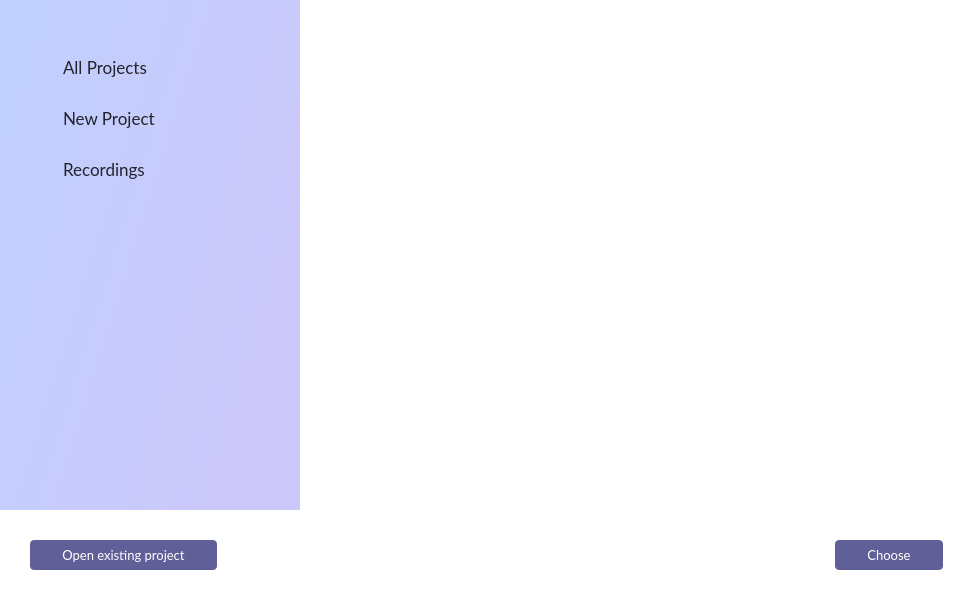
Old version of the form Qt/WelcomeWindow.ui in the repository sword1202/trainerApp.
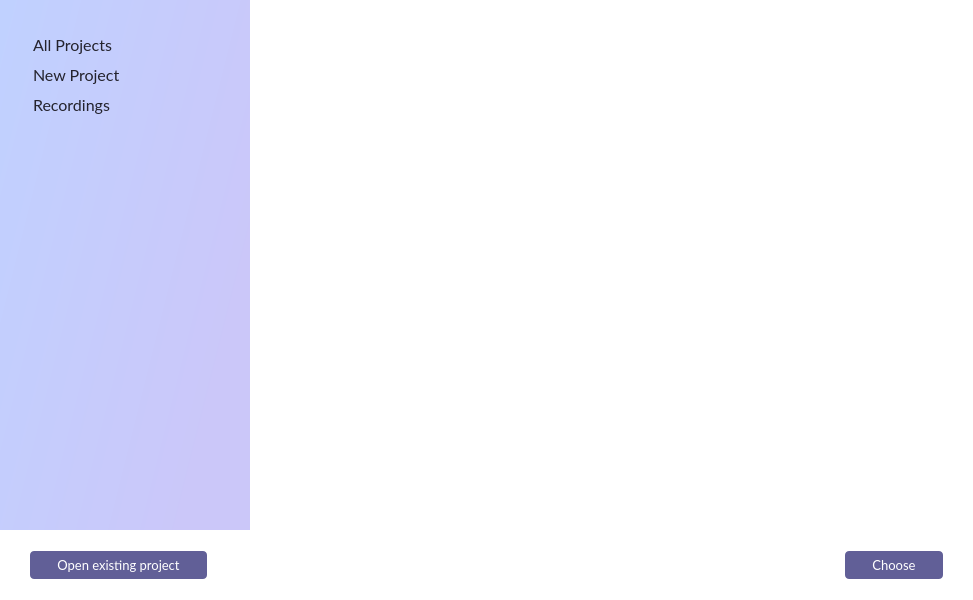
New version of the form. Icons and pictures are not drawn.

What changed in the file:
```diff
--- a/Qt/WelcomeWindow.ui
+++ b/Qt/WelcomeWindow.ui
@@ -47,14 +47,14 @@
       <widget class="QListWidget" name="leftListWidget">
        <property name="maximumSize">
         <size>
-         <width>300</width>
+         <width>250</width>
          <height>16777215</height>
         </size>
        </property>
        <property name="font">
         <font>
          <family>Lato</family>
-         <pointsize>13</pointsize>
+         <pointsize>12</pointsize>
          <weight>50</weight>
          <bold>false</bold>
         </font>
@@ -64,15 +64,15 @@
 	background-color: qlineargradient(spread:pad, x1:1, y1:0.527955, x2:0.006, y2:0, stop:0 rgba(203, 199, 249, 255), stop:1 rgba(192, 209, 255, 255));
 	border: none;
 	spacing: 0px;
-	padding-top: 42
+	padding-top: 30px;
 }
 
 QListWidget::item {
 	border: 0px;
 	color: rgb(36, 35, 45);
-	padding-left: 35px;
-	padding-top: 15px;
-	padding-bottom: 15px;
+	padding-left: 20px;
+	padding-top: 5px;
+	padding-bottom: 5px;
 }
 
 QListWidget::item:hover {
@@ -85,7 +85,7 @@
 }
 
 QListView::text {
-    left: 25px;
+    left: 10px;
 }</string>
        </property>
        <property name="tabKeyNavigation">
@@ -93,10 +93,13 @@
        </property>
        <property name="iconSize">
         <size>
-         <width>70</width>
-         <height>70</height>
+         <width>50</width>
+         <height>50</height>
         </size>
        </property>
+       <property name="currentRow">
+        <number>-1</number>
+       </property>
        <item>
         <property name="text">
          <string>All Projects</string>
@@ -135,7 +138,7 @@
           <number>8</number>
          </property>
          <property name="topMargin">
-          <number>29</number>
+          <number>18</number>
          </property>
          <property name="rightMargin">
           <number>0</number>
@@ -248,7 +251,7 @@
       <property name="maximumSize">
        <size>
         <width>16777215</width>
-        <height>90</height>
+        <height>70</height>
        </size>
       </property>
       <layout class="QHBoxLayout" name="bottomLayout" stretch="0,0,0">
@@ -263,7 +266,7 @@
          <property name="minimumSize">
           <size>
            <width>0</width>
-           <height>30</height>
+           <height>25</height>
           </size>
          </property>
          <property name="font">
@@ -278,7 +281,7 @@
           <string notr="true">border-radius: 4px;
 background-color: rgb(97, 95, 151);
 color: rgb(255, 255, 255);
-padding: 6px 32px 6px 32px;</string>
+padding: 6px 27px 6px 27px;</string>
          </property>
          <property name="text">
           <string>Open existing project</string>
@@ -303,7 +306,7 @@
          <property name="minimumSize">
           <size>
            <width>0</width>
-           <height>30</height>
+           <height>25</height>
           </size>
          </property>
          <property name="font">
@@ -318,7 +321,7 @@
           <string notr="true">border-radius: 4px;
 background-color: rgb(97, 95, 151);
 color: rgb(255, 255, 255);
-padding: 6px 32px 6px 32px;</string>
+padding: 6px 27px 6px 27px;</string>
          </property>
          <property name="text">
           <string>Choose</string>
```
Left out of the diff: 9 changed lines with no effect on the pictures.
